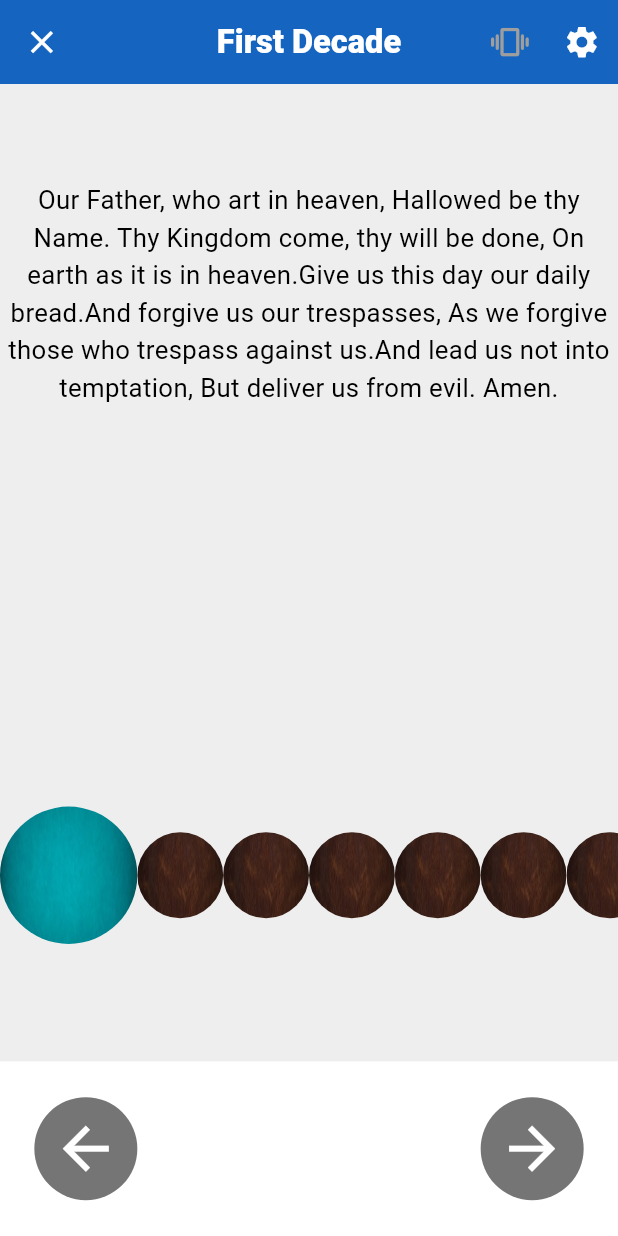
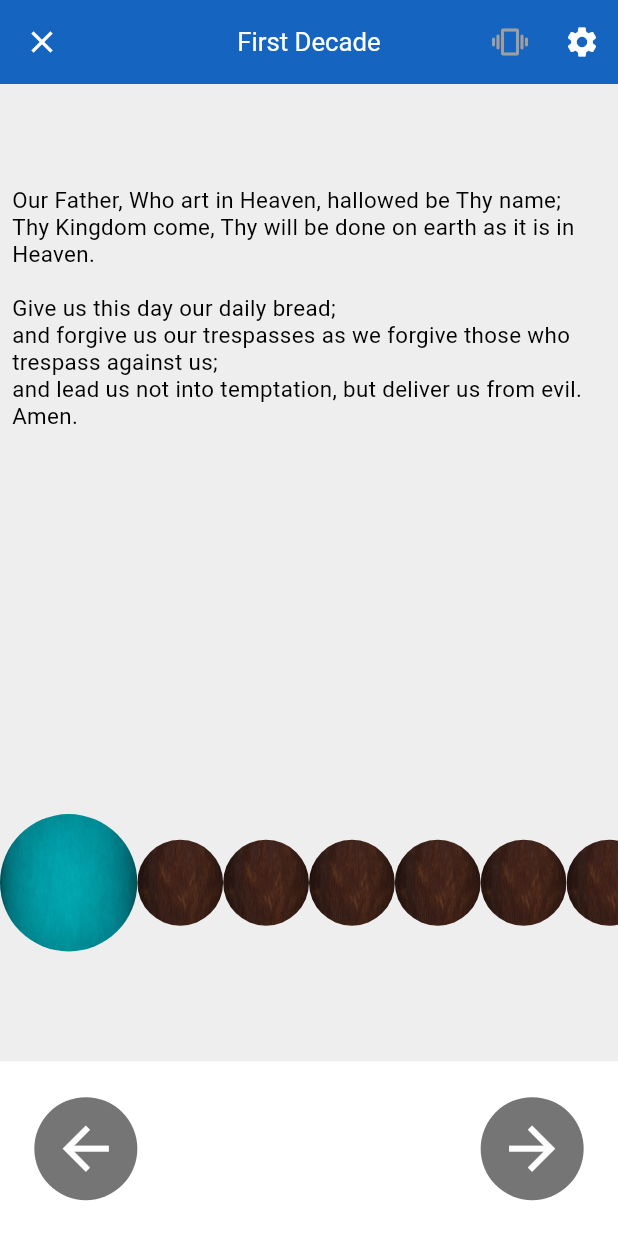
Before and after one commit to rosarymeditation/rosary_app, a Flutter app: the ChapletPage screen opened by its route, on a phone screen of 412 x 824 dp. Run offline on Flutter 3.47's test engine with Material 3 defaults, Android fonts, the light colour scheme and no system bars; drawn by our look-alikes of flutter_html; our stand-ins replace audio_service, audio_video_progress_bar, audioplayers, avatar_glow, awesome_dialog, cached_network_image and 23 more; missing offline and left inert: launch_review, rate_my_app, tutorial_coach_mark; accounts and stored records are empty; network calls fail; Roboto replaces fonts that are missing (Georgian); project files that could hold a hidden picture were left out.

Commit message:
Added and corrected rosary prayers

```diff
--- a/lib/screens/chaplet.dart
+++ b/lib/screens/chaplet.dart
@@ -1,4 +1,5 @@
 import 'package:flutter/material.dart';
+import 'package:flutter_html/flutter_html.dart';
 import 'package:flutter_screenutil/flutter_screenutil.dart';
 import 'package:get/get.dart';
 import 'package:rosary/controllers/chaplet_template_controller.dart';
@@ -8,6 +9,7 @@ import 'package:rosary/utils/appColor.dart';
 import 'package:rosary/utils/constants.dart';
 import 'package:rosary/widgets/app_icon.dart';
 import 'package:rosary/widgets/bead_number_widget.dart';
+import 'package:rosary/widgets/html_widget.dart';
 import 'package:rosary/widgets/main_text.dart';
 import '../controllers/main_controller.dart';
 import '../utils/dimensions.dart';
@@ -113,38 +115,18 @@ class _ChapletPageState extends State<ChapletPage> {
                     mainAxisAlignment: MainAxisAlignment.spaceBetween,
                     children: [
                       counter >= 1 && counter <= 10
-                          ? MainText(
-                              color:
-                                  Theme.of(context).colorScheme.inversePrimary,
-                              text: 'hail_mary'.tr,
-                              size: 15.sp,
-                            )
+                          ? HtmlWidget(data: 'hail_mary'.tr)
                           : Container(),
                       counter > 10
                           ? Column(children: [
-                              MainText(
-                                color: Theme.of(context)
-                                    .colorScheme
-                                    .inversePrimary,
-                                text: 'glory_to_father'.tr,
-                                size: 15.sp,
-                              ),
+                              HtmlWidget(data: 'glory_to_father'.tr),
                               const Divider(),
-                              MainText(
-                                color: Theme.of(context)
-                                    .colorScheme
-                                    .inversePrimary,
-                                text: 'oh_my_jesus'.tr,
-                                size: 15.sp,
-                              ),
+                              HtmlWidget(data: 'oh_my_jesus'.tr),
                             ])
                           : Container(),
                       counter == 0
-                          ? MainText(
-                              color:
-                                  Theme.of(context).colorScheme.inversePrimary,
-                              text: "our_father",
-                              size: 15.sp,
+                          ? HtmlWidget(
+                              data: "our_father".tr,
                             )
                           : Container(),
                       SizedBox(
@@ -157,7 +139,7 @@ class _ChapletPageState extends State<ChapletPage> {
                   ),
                 ),
                 SizedBox(
-                  height: 15.h,
+                  height: 5.h,
                 ),
                 chaplet.templateType == AppConstant.CHAPLET_TEMPLATE_ONE ||
                         chaplet.templateType == ""
@@ -184,7 +166,7 @@ class _ChapletPageState extends State<ChapletPage> {
                         ),
                       )
                     : SizedBox(
-                        height: 200.h,
+                        height: Dimensions.screenHeight * 0.25,
                         child: PageView.builder(
                           controller: _pageController,
                           physics: const PageScrollPhysics(),
--- a/lib/screens/mystery_selection.dart
+++ b/lib/screens/mystery_selection.dart
@@ -15,7 +15,7 @@ import '../widgets/main_text.dart';
 
 // ignore: must_be_immutable
 class MysterySelectionPage extends StatelessWidget {
-  var _mainController = Get.find<MainController>();
+  //var _mainController = Get.find<MainController>();
   var apostleCreedPrayer = AppConstant.APOSTLE_CREED;
   var ourFather = AppConstant.OUR_FATHER;
   var mysteryList = AppConstant.mysteryDaysList;
--- a/lib/tab_home.dart
+++ b/lib/tab_home.dart
@@ -1,4 +1,3 @@
-
 import 'dart:io';
 
 import 'package:flutter/material.dart' hide ModalBottomSheetRoute;
@@ -23,7 +22,7 @@ class _TabHomePageState extends State<TabHomePage> {
   var _authController = Get.find<AuthController>();
 
   final RateMyApp rateMyApp = RateMyApp(
-    minDays: 1,
+    minDays: 3,
     minLaunches: 3,
     remindLaunches: 2,
     remindDays: 20,
--- /dev/null
+++ b/lib/widgets/html_widget.dart
@@ -0,0 +1,54 @@
+import 'package:flutter/material.dart';
+import 'package:flutter_html/flutter_html.dart';
+import 'package:flutter_screenutil/flutter_screenutil.dart';
+import 'package:get/get.dart';
+
+class HtmlWidget extends StatelessWidget {
+  String data;
+  HtmlWidget({super.key, required this.data});
+
+  @override
+  Widget build(BuildContext context) {
+    return Html(
+      data: data.tr,
+      style: {
+        "h1": Style(
+          fontSize: FontSize(18),
+          fontWeight: FontWeight.w700,
+          textAlign: TextAlign.center,
+          margin: Margins.only(bottom: 20),
+        ),
+        "h2": Style(
+          fontSize: FontSize(18),
+          fontWeight: FontWeight.w600,
+          textAlign: TextAlign.center,
+          margin: Margins.only(bottom: 15),
+        ),
+        "h3": Style(
+          fontSize: FontSize(18),
+          fontWeight: FontWeight.w600,
+          margin: Margins.only(top: 20, bottom: 10),
+          textAlign: TextAlign.left,
+        ),
+        "p": Style(
+          fontSize: FontSize(13.sp),
+          //color: Colors.black87,
+          margin: Margins.only(bottom: 14),
+        ),
+        "strong": Style(
+          fontWeight: FontWeight.bold,
+          // color: Colors.black,
+        ),
+        "blockquote": Style(
+          fontSize: FontSize.large,
+          fontStyle: FontStyle.italic,
+          //color: Colors.grey.shade700,
+          padding: HtmlPaddings.symmetric(horizontal: 15, vertical: 10),
+          backgroundColor: Colors.grey.shade200,
+          border: const Border(left: BorderSide(color: Colors.teal, width: 4)),
+          margin: Margins.symmetric(vertical: 20),
+        ),
+      },
+    );
+  }
+}
--- a/lib/widgets/rosary_app_bar_widget.dart
+++ b/lib/widgets/rosary_app_bar_widget.dart
@@ -102,16 +102,17 @@ class _RosaryAppBarWidgetState extends State<RosaryAppBarWidget> {
           key: cancelKey,
           Icons.close,
           color: Colors.white,
-          size: 22.sp,
         ),
       ),
       centerTitle: true,
-      title: BigText(
+      title: Padding(
+        padding: const EdgeInsets.all(2.0),
+        child: BigText(
           align: TextAlign.center,
           text: widget.text.tr,
           color: Colors.white,
-        size: 19.sp,
-        isBold: true,
+          size: 15.sp,
+        ),
       ),
       backgroundColor: Theme.of(context).colorScheme.secondary,
       actions: <Widget>[
@@ -120,26 +121,25 @@ class _RosaryAppBarWidgetState extends State<RosaryAppBarWidget> {
             key: resetKey,
             icon: Row(
               children: [
-
-               main.getHasVibration() == "true"? InkWell(
-                onTap: (){
+                main.getHasVibration() == "true"
+                    ? InkWell(
+                        onTap: () {
                           main.setHasVibration(false);
                           showCustomSnackBar("vibration_disabled".tr);
                         },
                         child: Icon(
                           color: Colors.white,
                           Icons.vibration_rounded,
-                    size: 22.sp,
                         ),
-               ):InkWell(
-                onTap: (){
+                      )
+                    : InkWell(
+                        onTap: () {
                           main.setHasVibration(true);
                           showCustomSnackBar("vibration_enabled".tr);
                         },
                         child: Icon(
                           color: Colors.grey.shade500,
                           Icons.vibration_rounded,
-                    size: 22.sp,
                         ),
                       ),
                 // Icons.par,
@@ -155,7 +155,6 @@ class _RosaryAppBarWidgetState extends State<RosaryAppBarWidget> {
           icon: Icon(
             color: Colors.white,
             Icons.settings,
-            size: 22.sp,
           ),
           onPressed: () {
             // Action for notifications button
--- a/pubspec.yaml
+++ b/pubspec.yaml
@@ -16,7 +16,7 @@ publish_to: "none" # Remove this line if you wish to publish to pub.dev
 # https://developer.apple.com/library/archive/documentation/General/Reference/InfoPlistKeyReference/Articles/CoreFoundationKeys.html
 # In Windows, build-name is used as the major, minor, and patch parts
 # of the product and file versions while build-number is used as the build suffix.
-version: 1.0.0+62
+version: 1.0.0+65
 
 environment:
   sdk: ">=3.1.0-262.1.beta <4.0.0"
```
Also changed, not shown: lib/notification/notification.dart (+3 -49 lines), lib/screens/about.dart (+6 -6 lines), lib/screens/rosary_intro.dart (+15 -26 lines), assets/language/en.json, assets/language/es.json, 2 other files. Lines whose indentation alone changed are shown as unchanged.
